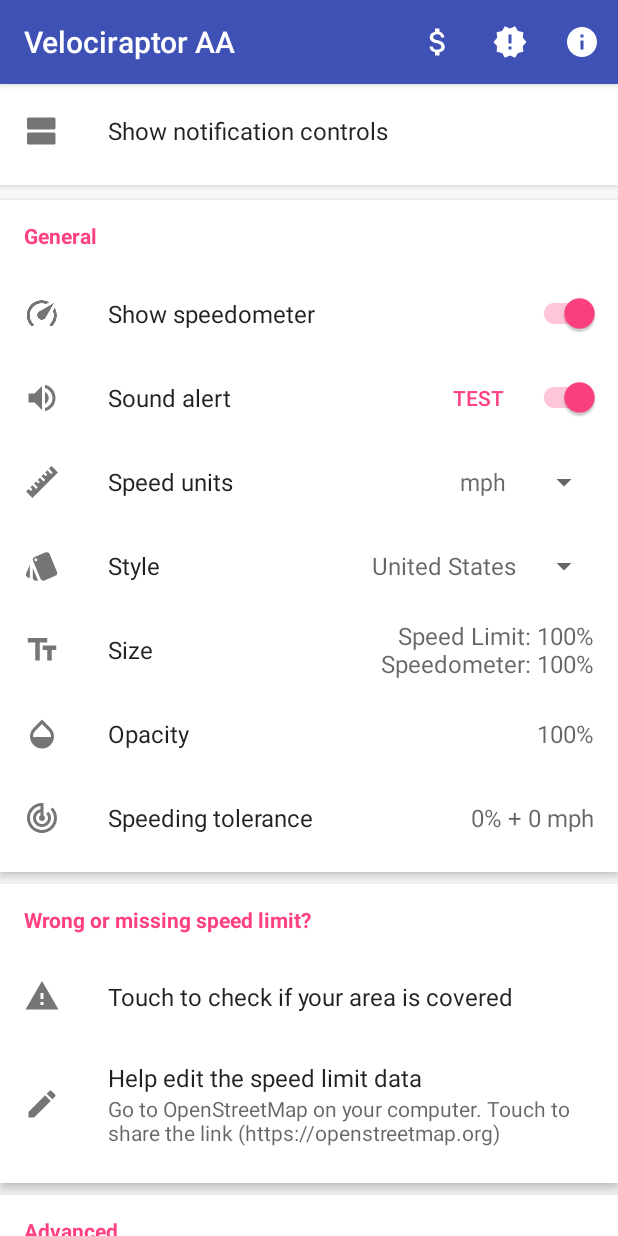
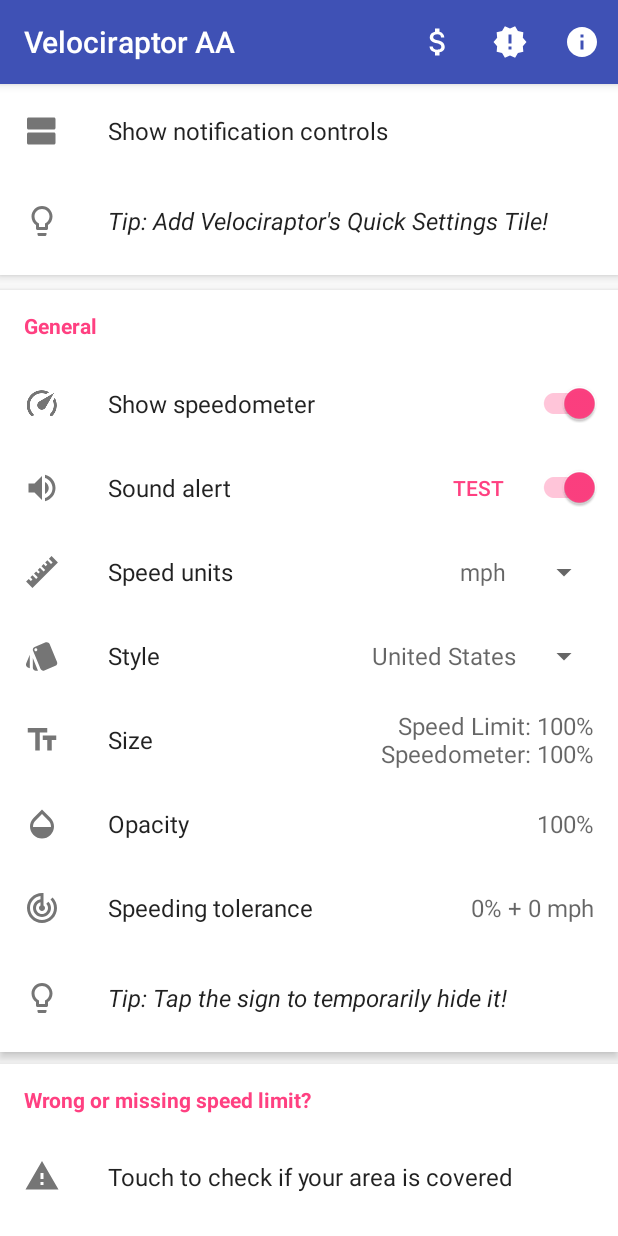
Before and after one commit to pluscubed/velociraptor, an Android app: the screen it shows after launch (SettingsActivity), scrolled down 537 dp, on a phone screen of 412 x 824 dp. Run offline under Robolectric (Android 15) with nearby library versions, the phone set to English and light mode, and no system bars; our stand-ins replace ButterKnife, Timber; libraries missing offline, so code that uses them is left out: com.afollestad.materialdialogs, com.anjlab.android, com.crashlytics.android, com.squareup.leakcanary, io.fabric.sdk and 1 more; 7 statements that could not run were skipped.

Commit message:
Add quick settings tile, add tips to settings screen

```diff
--- a/app/src/main/java/com/pluscubed/velociraptor/App.java
+++ b/app/src/main/java/com/pluscubed/velociraptor/App.java
@@ -6,8 +6,8 @@ import com.bumptech.glide.Glide;
 import com.crashlytics.android.Crashlytics;
 import com.google.firebase.remoteconfig.FirebaseRemoteConfig;
 import com.google.firebase.remoteconfig.FirebaseRemoteConfigSettings;
-import com.pluscubed.velociraptor.settings.appselection.AppIconLoader;
 import com.pluscubed.velociraptor.settings.appselection.AppInfo;
+import com.pluscubed.velociraptor.settings.appselection.AppInfoIconLoader;
 import com.pluscubed.velociraptor.settings.appselection.SelectedAppDatabase;
 import com.pluscubed.velociraptor.utils.PrefUtils;
 import com.squareup.leakcanary.LeakCanary;
@@ -45,7 +45,7 @@ public class App extends Application {
         LeakCanary.install(this);
 
         Glide.get(this)
-                .register(AppInfo.class, InputStream.class, new AppIconLoader.Factory());
+                .register(AppInfo.class, InputStream.class, new AppInfoIconLoader.Factory());
 
         if (PrefUtils.isFirstRun(this)) {
             SelectedAppDatabase.getMapApps(this)
--- a/app/src/main/java/com/pluscubed/velociraptor/settings/SettingsActivity.java
+++ b/app/src/main/java/com/pluscubed/velociraptor/settings/SettingsActivity.java
@@ -72,6 +72,8 @@ public class SettingsActivity extends AppCompatActivity {
     Toolbar toolbar;
 
     //M Permissions
+    @BindView(R.id.card_m_permissions)
+    View mPermCard;
     @BindView(R.id.button_floating_enabled)
     Button enableFloatingButton;
     @BindView(R.id.image_floating_enabled)
@@ -113,6 +115,9 @@ public class SettingsActivity extends AppCompatActivity {
 
     @BindView(R.id.switch_notif_controls)
     View notifControlsContainer;
+
+    @BindView(R.id.linear_tip_qs)
+    View qsTipView;
 
     //General
     @BindView(R.id.switch_speedometer)
@@ -176,8 +181,10 @@ public class SettingsActivity extends AppCompatActivity {
         setSupportActionBar(toolbar);
 
         if (Build.VERSION.SDK_INT < Build.VERSION_CODES.M) {
-            View marshmallowPermissionsCard = findViewById(R.id.card_m_permissions);
-            marshmallowPermissionsCard.setVisibility(View.GONE);
+            mPermCard.setVisibility(View.GONE);
+        }
+        if (Build.VERSION.SDK_INT < Build.VERSION_CODES.N) {
+            qsTipView.setVisibility(View.GONE);
         }
 
         openStreetMapView.setOnClickListener(new View.OnClickListener() {
--- a/app/src/main/java/com/pluscubed/velociraptor/settings/appselection/AppIconLoader.java
+++ b/app/src/main/java/com/pluscubed/velociraptor/settings/appselection/AppInfoIconLoader.java
@@ -18,12 +18,12 @@ import java.io.ByteArrayInputStream;
 import java.io.ByteArrayOutputStream;
 import java.io.InputStream;
 
-public class AppIconLoader implements ModelLoader<AppInfo, InputStream> {
+public class AppInfoIconLoader implements ModelLoader<AppInfo, InputStream> {
 
     final Context mContext;
     boolean mCancelled;
 
-    public AppIconLoader(Context context) {
+    public AppInfoIconLoader(Context context) {
         mContext = context;
     }
 
@@ -83,7 +83,7 @@ public class AppIconLoader implements ModelLoader<AppInfo, InputStream> {
 
         @Override
         public ModelLoader<AppInfo, InputStream> build(Context context, GenericLoaderFactory factories) {
-            return new AppIconLoader(context);
+            return new AppInfoIconLoader(context);
         }
 
         @Override
--- /dev/null
+++ b/app/src/main/res/drawable/ic_lightbulb_outline_black_24dp.xml
@@ -0,0 +1,9 @@
+<vector xmlns:android="http://schemas.android.com/apk/res/android"
+    android:width="24dp"
+    android:height="24dp"
+    android:viewportHeight="24.0"
+    android:viewportWidth="24.0">
+    <path
+        android:fillColor="#FFFFFF"
+        android:pathData="M9,21c0,0.55 0.45,1 1,1h4c0.55,0 1,-0.45 1,-1v-1L9,20v1zM12,2C8.14,2 5,5.14 5,9c0,2.38 1.19,4.47 3,5.74L8,17c0,0.55 0.45,1 1,1h6c0.55,0 1,-0.45 1,-1v-2.26c1.81,-1.27 3,-3.36 3,-5.74 0,-3.86 -3.14,-7 -7,-7zM14.85,13.1l-0.85,0.6L14,16h-4v-2.3l-0.85,-0.6C7.8,12.16 7,10.63 7,9c0,-2.76 2.24,-5 5,-5s5,2.24 5,5c0,1.63 -0.8,3.16 -2.15,4.1z" />
+</vector>
--- a/app/src/main/res/layout/activity_settings_activation.xml
+++ b/app/src/main/res/layout/activity_settings_activation.xml
@@ -219,8 +219,38 @@
 
         </LinearLayout>
 
+        <LinearLayout
+            android:id="@+id/linear_tip_qs"
+            android:layout_width="match_parent"
+            android:layout_height="56dp"
+            android:layout_marginTop="4dp"
+            android:baselineAligned="false"
+            android:gravity="center_vertical"
+            android:orientation="horizontal"
+            android:paddingLeft="16dp"
+            android:paddingRight="16dp"
+            tools:ignore="UseCompoundDrawables">
+
+            <ImageView
+                android:layout_width="24dp"
+                android:layout_height="24dp"
+                android:layout_marginEnd="32dp"
+                android:layout_marginRight="32dp"
+                android:tint="#8a000000"
+                app:srcCompat="@drawable/ic_lightbulb_outline_black_24dp" />
+
+            <TextView
+                android:layout_width="0dp"
+                android:layout_height="wrap_content"
+                android:layout_weight="1"
+                android:text="@string/tip_qs_tile"
+                android:textSize="16sp"
+                android:textStyle="italic"
+                tools:ignore="RtlSymmetry" />
+
+        </LinearLayout>
+
         <Space
-            android:id="@+id/service_enabled_space"
             android:layout_width="match_parent"
             android:layout_height="8dp" />
     </LinearLayout>
--- a/app/src/main/res/layout/activity_settings_general.xml
+++ b/app/src/main/res/layout/activity_settings_general.xml
@@ -348,5 +348,35 @@
 
 
         </LinearLayout>
+
+        <LinearLayout
+            android:layout_width="match_parent"
+            android:layout_height="56dp"
+            android:layout_marginTop="4dp"
+            android:baselineAligned="false"
+            android:gravity="center_vertical"
+            android:orientation="horizontal"
+            android:paddingLeft="16dp"
+            android:paddingRight="16dp"
+            tools:ignore="UseCompoundDrawables">
+
+            <ImageView
+                android:layout_width="24dp"
+                android:layout_height="24dp"
+                android:layout_marginEnd="32dp"
+                android:layout_marginRight="32dp"
+                android:tint="#8a000000"
+                app:srcCompat="@drawable/ic_lightbulb_outline_black_24dp" />
+
+            <TextView
+                android:layout_width="0dp"
+                android:layout_height="wrap_content"
+                android:layout_weight="1"
+                android:text="@string/tip_tap_hide"
+                android:textSize="16sp"
+                android:textStyle="italic"
+                tools:ignore="RtlSymmetry" />
+
+        </LinearLayout>
     </LinearLayout>
 </android.support.v7.widget.CardView>
--- a/app/src/main/res/values/strings.xml
+++ b/app/src/main/res/values/strings.xml
@@ -1,36 +1,69 @@
 <resources>
     <string name="app_name">Velociraptor</string>
 
+    <!--Generic-->
+    <string name="configure">Configure</string>
+    <string name="enable">Enable</string>
+    <string name="done">Done</string>
+    <string name="show">Show</string>
+    <string name="hide">Hide</string>
+    <string name="dismiss">Dismiss</string>
+    <string name="kmph">%s km/h</string>
+    <string name="mph">%s mph</string>
+    <string name="percent">%s%%</string>
 
     <string name="notif_content">Touch to open settings</string>
     <string name="notif_title">Velociraptor monitor running</string>
 
+    <!--Permission Settings-->
+    <string name="open_settings_page">Open settings page</string>
+    <string name="enable_floating_desc">To display the overlay, enable the \"Draw Over Other Apps\" permission</string>
     <string name="dialog_draw_overlay">To show floating elements on Android 6.0+, grant the \"Draw Over Other Apps\" permission</string>
-    <string name="open_settings">Open Settings Page</string>
-    <string name="accessibility_service_description">Allow Velociraptor to detect the foreground app and display automatically.\n\nVelociraptor does not use any information other than the foreground app info.</string>
-
+    <string name="open_settings_failed_overlay">Unable to open settings. Please manually enable the \"Draw Over Other Apps\" setting for Velociraptor.</string>
 
     <string name="enable_accessibility_service">Enable Accessibility Service</string>
     <string name="enable_accessibility_service_desc">Allow Velociraptor to detect the current app by turning on its accessibility service</string>
-    <string name="enable_floating_desc">To display the overlay, enable the \"Draw Over Other Apps\" permission</string>
-    <string name="open_settings_page">Open settings page</string>
+    <string name="accessibility_service_description">Allow Velociraptor to detect the foreground app and display automatically.\n\nVelociraptor does not use any information other than the foreground app info.</string>
+    <string name="open_settings_failed_accessibility">Unable to open settings. Please manually enable the Accessibility Service setting for Velociraptor.</string>
+
     <string name="grant_permission">Grant permission</string>
     <string name="enable_location_desc">To determine the speed limit at your location, please grant the location permission</string>
+
+    <string name="permissions_warning">Velociraptor doesn\'t have adequate permissions. Please open the app to grant them.</string>
+    <string name="location_settings_warning">GPS is not turned on. Please enable for Velociraptor\'s speed limit monitor.</string>
+    <string name="network_warning">Network is not connected. Velociraptor requires Internet connectivity to fetch the speed limit.</string>
+
+    <!--General Settings-->
+    <string name="general">General</string>
+
+    <string name="show_speedometer">Show speedometer</string>
+
+    <string name="sound_alert">Sound alert</string>
+    <string name="test">Test</string>
+
     <string name="speed_unit">Speed units</string>
+
     <string name="style">Style</string>
     <string name="united_states">United States</string>
     <string name="international">International</string>
 
-    <string name="open_settings_failed_overlay">Unable to open settings. Please manually enable the \"Draw Over Other Apps\" setting for Velociraptor.</string>
-    <string name="open_settings_failed_accessibility">Unable to open settings. Please manually enable the Accessibility Service setting for Velociraptor.</string>
-    <string name="permissions_warning">Velociraptor doesn\'t have adequate permissions. Please open the app to grant them.</string>
-    <string name="location_settings_warning">GPS is not turned on. Please enable for Velociraptor\'s speed limit monitor.</string>
-    <string name="network_warning">Network is not connected. Velociraptor requires Internet connectivity to fetch the speed limit.</string>
+    <string name="size">Size</string>
+    <string name="size_limit_overview">Speed Limit: %s</string>
+    <string name="size_speedometer_overview">Speedometer: %s</string>
+
+    <string name="transparency">Opacity</string>
+
     <string name="speeding_amount">Speeding tolerance</string>
-    <string name="show_speedometer">Show speedometer</string>
+    <string name="tolerance_dialog_text">Warn when speed limit exceeded by:</string>
+    <string name="plus">plus</string>
+    <string name="or">or</string>
+    <string name="tolerance_desc">%1$s %2$s %3$s</string>
 
+    <string name="tip_tap_hide">Tip: Tap the sign to temporarily hide it!</string>
+
+    <!--About Dialog-->
+    <string name="about">About</string>
     <string name="about_dialog_title">Velociraptor v%s</string>
-    <string name="dismiss">Dismiss</string>
     <string name="about_body"><![CDATA[
         <b>Velociraptor</b> is a floating speed limit monitor with speedometer and warning features, using OpenStreetMap and HERE Maps speed limit data.
         <br/><br/>
@@ -50,60 +83,70 @@
         <a href=\'http://pluscubed.oneskyapp.com/collaboration/project/64120\'>OneSky</a> - translate the app to your language
         <a href="https://play.google.com/apps/testing/com.pluscubed.velociraptor">Beta testing</a> - try out upcoming releases
     ]]></string>
-    <string name="about">About</string>
+
+
+    <!--Wrong or missing speed limit-->
     <string name="wrong_speed_limit">Wrong or missing speed limit?</string>
+
+    <string name="check_coverage">Touch to check if your area is covered</string>
+    <string name="open_coverage_map_failed">Unable to open link. Please manually go to http://product.itoworld.com/map/124.</string>
+
+    <string name="help_edit">Help edit the speed limit data</string>
     <string name="wrong_speed_limit_desc">Go to OpenStreetMap on your computer. Touch to share the link (https://openstreetmap.org)</string>
-    <string name="configure">Configure</string>
+
+
+    <!--Activation Settings-->
+    <string name="select_overlay_usage">Activation</string>
+
     <string name="automatically_show">Show/hide in specified apps</string>
-    <string name="select_overlay_usage">Activation</string>
-    <string name="enable">Enable</string>
     <string name="show_in_apps">Show in these apps:</string>
+
     <string name="persistent_notification_controls">Show notification controls</string>
-    <string name="done">Done</string>
+    <string name="controls_notif_title">Velociraptor controls</string>
+    <string name="controls_notif_desc">Show or hide the speed limit monitor</string>
+
+    <string name="tip_qs_tile">Tip: Add Velociraptor\'s Quick Settings Tile!</string>
+
+
+    <!--App selection-->
     <string name="select_apps">Select apps</string>
     <string name="show_map_apps">Show map apps</string>
-    <string name="show">Show</string>
-    <string name="hide">Hide</string>
-    <string name="controls_notif_title">Velociraptor controls</string>
-    <string name="controls_notif_desc">Show or hide the speed limit monitor</string>
-    <string name="general">General</string>
+
+
+    <!---Advanced settings-->
     <string name="advanced">Advanced</string>
+    <string name="debugging_stats">Stats for nerds/debugging</string>
+    <string name="obtaining_gps_location">Obtaining GPS location…</string>
+
+
+    <!--Changelog-->
     <string name="changelog">Changelog</string>
-    <string name="help_edit">Help edit the speed limit data</string>
-    <string name="check_coverage_desc">If yes and the speed limit is not shown, there may be a bug. Use the debugging stats option and info button to send feedback.</string>
-    <string name="check_coverage">Touch to check if your area is covered</string>
-    <string name="obtaining_gps_location">Obtaining GPS location…</string>
-    <string name="debugging_stats">Stats for nerds/debugging</string>
-    <string name="test">Test</string>
-    <string name="sound_alert">Sound alert</string>
-    <string name="open_coverage_map_failed">Unable to open link. Please manually go to http://product.itoworld.com/map/124.</string>
-    <string name="tolerance_dialog_text">Warn when speed limit exceeded by:</string>
-    <string name="plus">plus</string>
-    <string name="or">or</string>
-    <string name="kmph">%s km/h</string>
-    <string name="mph">%s mph</string>
-    <string name="percent">%s%%</string>
-    <string name="tolerance_desc">%1$s %2$s %3$s</string>
+    <string name="rate">Rate</string>
+    <string name="support">Support</string>
+
+
+    <!--Support development-->
     <string name="support_development">Support development</string>
     <string name="in_app_unavailable">In-app billing not available</string>
     <string name="support_dev_dialog">Used for OpenStreetMap server costs; suggested amount is 1 USD per month.</string>
     <string name="support_dev_dialog_badge">Thank you for your support!</string>
-    <string name="per_month">%s per month</string>
-    <string name="one_time">%s one-time</string>
-    <string name="notif_android_auto_title">Velociraptor for Android Auto</string>
-    <string name="notif_android_auto_limit">Speed Limit: %s</string>
-    <string name="android_auto_integration_switch">Android Auto integration</string>
-    <string name="android_auto_instruction_dialog">Velociraptor acts as a messaging app for Android Auto.\nTo use, the Android Auto app must be the foreground app.\nTo stop the notifications sounds, touch the close or reply button once.</string>
-    <string name="transparency">Opacity</string>
-    <string name="auto_not_available">To use Android Auto integration, download Velociraptor AA from APKMirror</string>
     <string name="support_dev_dialog_notplay"><![CDATA[
     Used for server and API costs; suggested amount is 1 USD per month.
     <br/><br/>
     You may donate using PayPal <a href="https://www.paypal.com/cgi-bin/webscr?cmd=_donations&amp;business=72HXHU5AXK2ZN&amp;lc=US&amp;item_name=Velociraptor%20Development&amp;item_number=velociraptor&amp;currency_code=USD&amp;bn=PP%2dDonationsBF%3abtn_donateCC_LG%2egif%3aNonHosted">here</a>. In-app purchase is available if you download from Google Play.
     ]]></string>
-    <string name="size">Size</string>
-    <string name="size_limit_overview">Speed Limit: %s</string>
-    <string name="size_speedometer_overview">Speedometer: %s</string>
-    <string name="rate">Rate</string>
-    <string name="support">Support</string>
+    <string name="per_month">%s per month</string>
+    <string name="one_time">%s one-time</string>
+
+    <!--Android Auto-->
+    <string name="notif_android_auto_title">Velociraptor for Android Auto</string>
+    <string name="notif_android_auto_limit">Speed Limit: %s</string>
+    <string name="android_auto_integration_switch">Android Auto integration</string>
+    <string name="android_auto_instruction_dialog">Velociraptor acts as a messaging app for Android Auto.\nTo use, the Android Auto app must be the foreground app.\nTo stop the notifications sounds, touch the close or reply button once.</string>
+    <string name="auto_not_available">To use Android Auto integration, download Velociraptor AA from APKMirror</string>
+
+    <!--Tile-->
+    <string name="tile_name">Toggle Velociraptor</string>
+
+
 </resources>
```
Also changed, not shown: app/src/main/AndroidManifest.xml (+14 -0 lines), app/src/main/java/com/pluscubed/velociraptor/SpeedLimitTileService.java (added, +65 -0 lines), app/src/main/java/com/pluscubed/velociraptor/ui/SpeedLimitService.java (+25 -7 lines).
